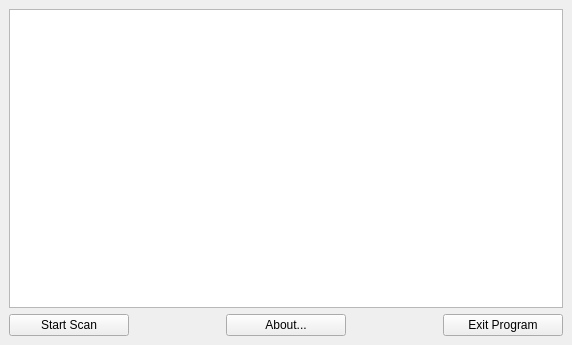
First picture: the form in gui/MainWindow.ui, repository lordmulder/DoubleFilerScanner, before the edit.
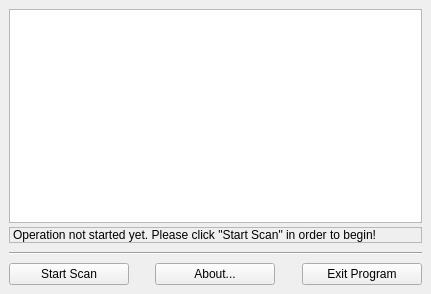
Second picture: the form after the edit. Icons and pictures are not drawn.

Commit message: Actually show the main window.

The edit to the form file:
```diff
--- a/gui/MainWindow.ui
+++ b/gui/MainWindow.ui
@@ -6,8 +6,8 @@
    <rect>
     <x>0</x>
     <y>0</y>
-    <width>572</width>
-    <height>345</height>
+    <width>431</width>
+    <height>294</height>
    </rect>
   </property>
   <property name="windowTitle">
@@ -21,9 +21,41 @@
    <layout class="QVBoxLayout" name="verticalLayout_2">
     <item>
      <layout class="QVBoxLayout" name="verticalLayout">
+      <property name="spacing">
+       <number>4</number>
+      </property>
       <item>
        <widget class="QTreeView" name="treeView"/>
       </item>
+      <item>
+       <widget class="QLabel" name="label">
+        <property name="frameShape">
+         <enum>QFrame::StyledPanel</enum>
+        </property>
+        <property name="frameShadow">
+         <enum>QFrame::Sunken</enum>
+        </property>
+        <property name="text">
+         <string>Operation not started yet. Please click &quot;Start Scan&quot; in order to begin!</string>
+        </property>
+       </widget>
+      </item>
+      <item>
+       <widget class="QFrame" name="frame">
+        <property name="minimumSize">
+         <size>
+          <width>0</width>
+          <height>12</height>
+         </size>
+        </property>
+        <property name="frameShape">
+         <enum>QFrame::HLine</enum>
+        </property>
+        <property name="frameShadow">
+         <enum>QFrame::Sunken</enum>
+        </property>
+       </widget>
+      </item>
       <item>
        <layout class="QHBoxLayout" name="horizontalLayout">
         <item>
```
The commit also changes 5 other files.
